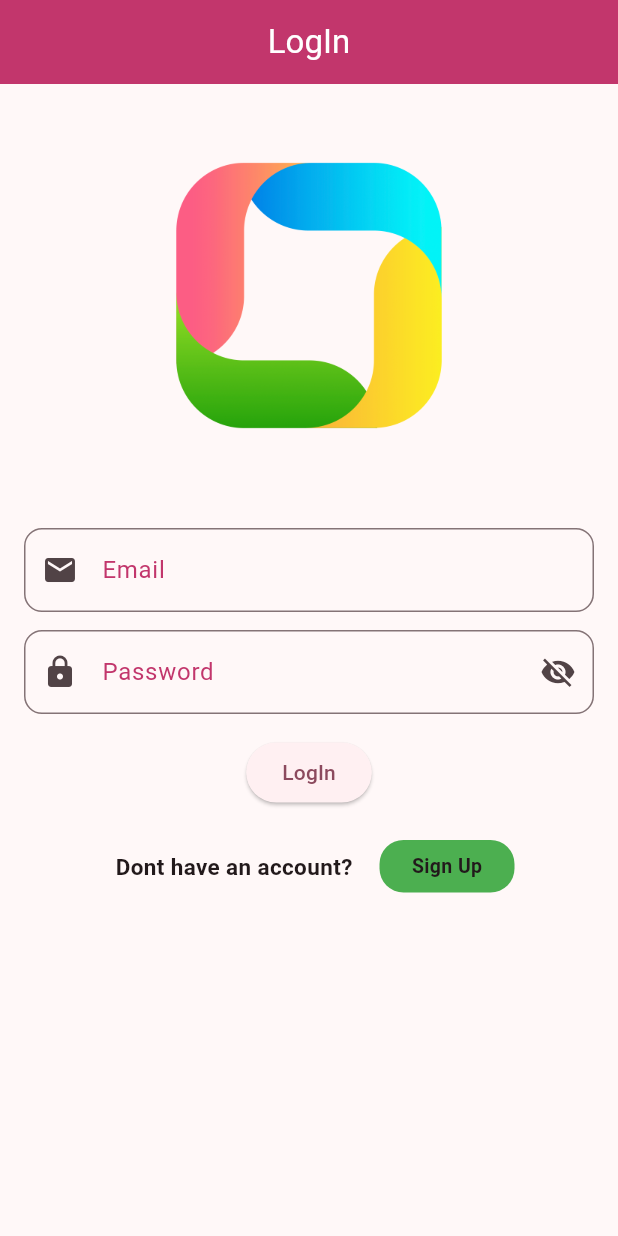
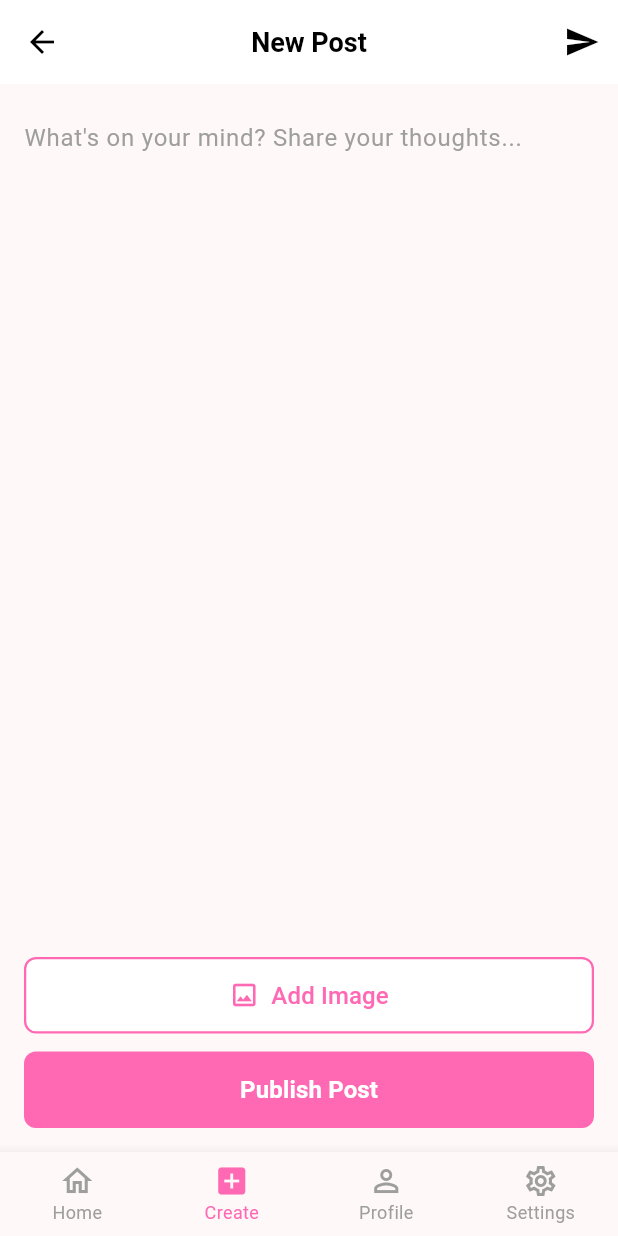
Before and after one commit to ADIL41/Mini-Social-app-, a Flutter app: the screen it shows after launch, on a phone screen of 412 x 824 dp. Run offline on Flutter 3.47's test engine with Material 3 defaults, Android fonts, the phone set to English and light mode, and no system bars; our stand-ins replace cloud_firestore, firebase_auth, firebase_core, image_picker; accounts and stored records are empty.

Commit message:
new post screen created

```diff
--- /dev/null
+++ b/lib/Screens/new_post_screen.dart
@@ -0,0 +1,166 @@
+import 'package:flutter/material.dart';
+
+class NewPostScreen extends StatefulWidget {
+  const NewPostScreen({super.key});
+
+  @override
+  State<NewPostScreen> createState() => _NewPostScreenState();
+}
+
+class _NewPostScreenState extends State<NewPostScreen> {
+  final TextEditingController _postController = TextEditingController();
+  int _selectedIndex = 1;
+
+  void _onItemTapped(int index) {
+    setState(() {
+      _selectedIndex = index;
+    });
+  }
+
+  @override
+  void dispose() {
+    _postController.dispose();
+    super.dispose();
+  }
+
+  @override
+  Widget build(BuildContext context) {
+    return Scaffold(
+      appBar: AppBar(
+        backgroundColor: Colors.white,
+        elevation: 0,
+        leading: IconButton(
+          icon: const Icon(Icons.arrow_back, color: Colors.black),
+          onPressed: () {},
+        ),
+        title: const Text(
+          'New Post',
+          style: TextStyle(
+            color: Colors.black,
+            fontSize: 18,
+            fontWeight: FontWeight.w600,
+          ),
+        ),
+        centerTitle: true,
+        actions: [
+          IconButton(
+            icon: const Icon(Icons.send, color: Colors.black),
+            onPressed: () {},
+          ),
+        ],
+      ),
+      body: Padding(
+        padding: const EdgeInsets.all(16.0),
+        child: Column(
+          children: [
+            // Text Input Field
+            Expanded(
+              child: TextField(
+                controller: _postController,
+                maxLines: null,
+                expands: true,
+                textAlignVertical: TextAlignVertical.top,
+                decoration: const InputDecoration(
+                  hintText: "What's on your mind? Share your thoughts...",
+                  hintStyle: TextStyle(color: Colors.grey, fontSize: 16),
+                  border: InputBorder.none,
+                ),
+                style: const TextStyle(fontSize: 16),
+              ),
+            ),
+
+            const SizedBox(height: 16),
+
+            // Add Image Button
+            OutlinedButton(
+              onPressed: () {},
+              style: OutlinedButton.styleFrom(
+                side: const BorderSide(color: Color(0xFFFF69B4), width: 1.5),
+                backgroundColor: Colors.white,
+                shape: RoundedRectangleBorder(
+                  borderRadius: BorderRadius.circular(8),
+                ),
+                padding: const EdgeInsets.symmetric(vertical: 14),
+                minimumSize: const Size(double.infinity, 50),
+              ),
+              child: Row(
+                mainAxisAlignment: MainAxisAlignment.center,
+                children: const [
+                  Icon(
+                    Icons.image_outlined,
+                    color: Color(0xFFFF69B4),
+                    size: 20,
+                  ),
+                  SizedBox(width: 8),
+                  Text(
+                    'Add Image',
+                    style: TextStyle(
+                      color: Color(0xFFFF69B4),
+                      fontSize: 16,
+                      fontWeight: FontWeight.w500,
+                    ),
+                  ),
+                ],
+              ),
+            ),
+
+            const SizedBox(height: 12),
+
+            // Publish Post Button
+            ElevatedButton(
+              onPressed: () {},
+              style: ElevatedButton.styleFrom(
+                backgroundColor: const Color(0xFFFF69B4),
+                shape: RoundedRectangleBorder(
+                  borderRadius: BorderRadius.circular(8),
+                ),
+                padding: const EdgeInsets.symmetric(vertical: 14),
+                minimumSize: const Size(double.infinity, 50),
+                elevation: 0,
+              ),
+              child: const Text(
+                'Publish Post',
+                style: TextStyle(
+                  color: Colors.white,
+                  fontSize: 16,
+                  fontWeight: FontWeight.w600,
+                ),
+              ),
+            ),
+          ],
+        ),
+      ),
+      bottomNavigationBar: BottomNavigationBar(
+        type: BottomNavigationBarType.fixed,
+        currentIndex: _selectedIndex,
+        onTap: _onItemTapped,
+        selectedItemColor: const Color(0xFFFF69B4),
+        unselectedItemColor: Colors.grey,
+        selectedLabelStyle: const TextStyle(fontSize: 12),
+        unselectedLabelStyle: const TextStyle(fontSize: 12),
+        items: const [
+          BottomNavigationBarItem(
+            icon: Icon(Icons.home_outlined),
+            activeIcon: Icon(Icons.home),
+            label: 'Home',
+          ),
+          BottomNavigationBarItem(
+            icon: Icon(Icons.add_box_outlined),
+            activeIcon: Icon(Icons.add_box),
+            label: 'Create',
+          ),
+          BottomNavigationBarItem(
+            icon: Icon(Icons.person_outline),
+            activeIcon: Icon(Icons.person),
+            label: 'Profile',
+          ),
+          BottomNavigationBarItem(
+            icon: Icon(Icons.settings_outlined),
+            activeIcon: Icon(Icons.settings),
+            label: 'Settings',
+          ),
+        ],
+      ),
+    );
+  }
+}
--- a/lib/main.dart
+++ b/lib/main.dart
@@ -1,6 +1,6 @@
 import 'package:firebase_core/firebase_core.dart';
 import 'package:flutter/material.dart';
-import 'package:mini_social_app/Screens/login_screen.dart';
+import 'package:mini_social_app/Screens/new_post_screen.dart';
 import 'package:mini_social_app/firebase_options.dart';
 
 void main() async {
@@ -22,7 +22,7 @@ class MyApp extends StatelessWidget {
           seedColor: const Color.fromARGB(255, 194, 54, 108),
         ),
       ),
-      home: const LoginScreen(),
+      home: const NewPostScreen(),
     );
   }
 }
```
